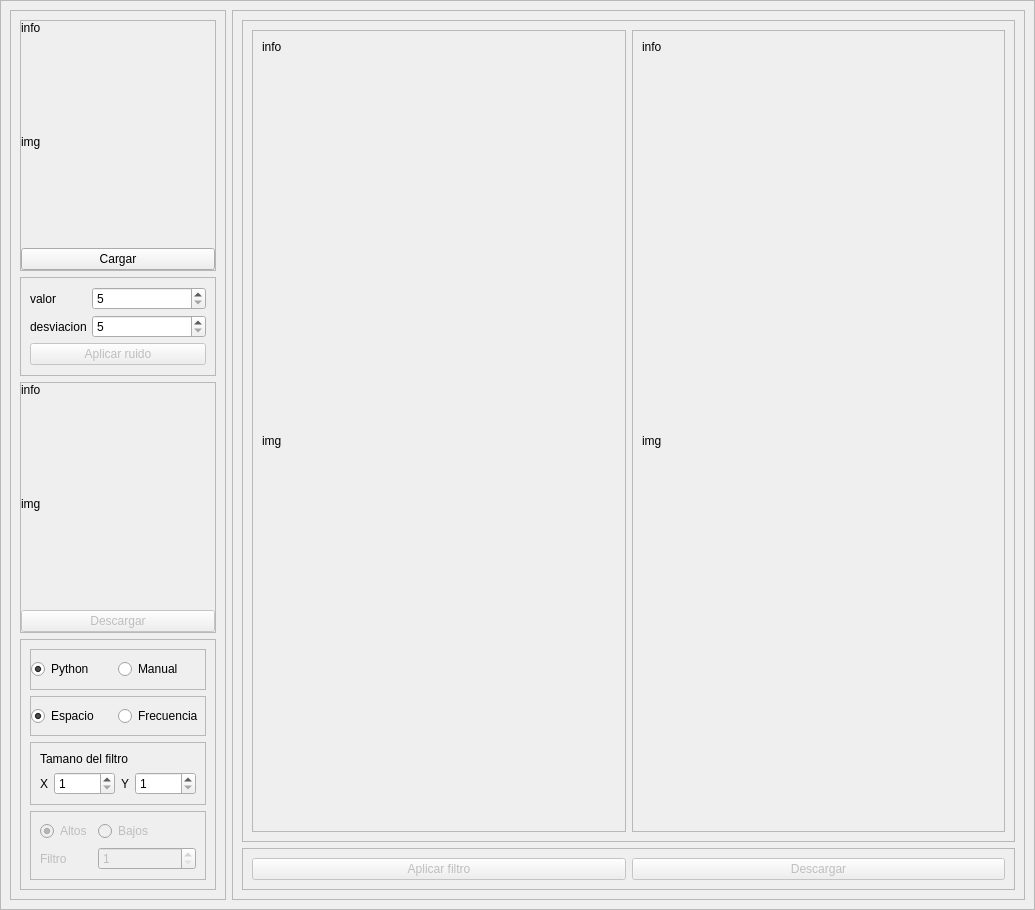
Before: the Qt Designer form gui2.ui in leninrkb/reduccion-de-ruido-con-python, drawn with Qt 5.
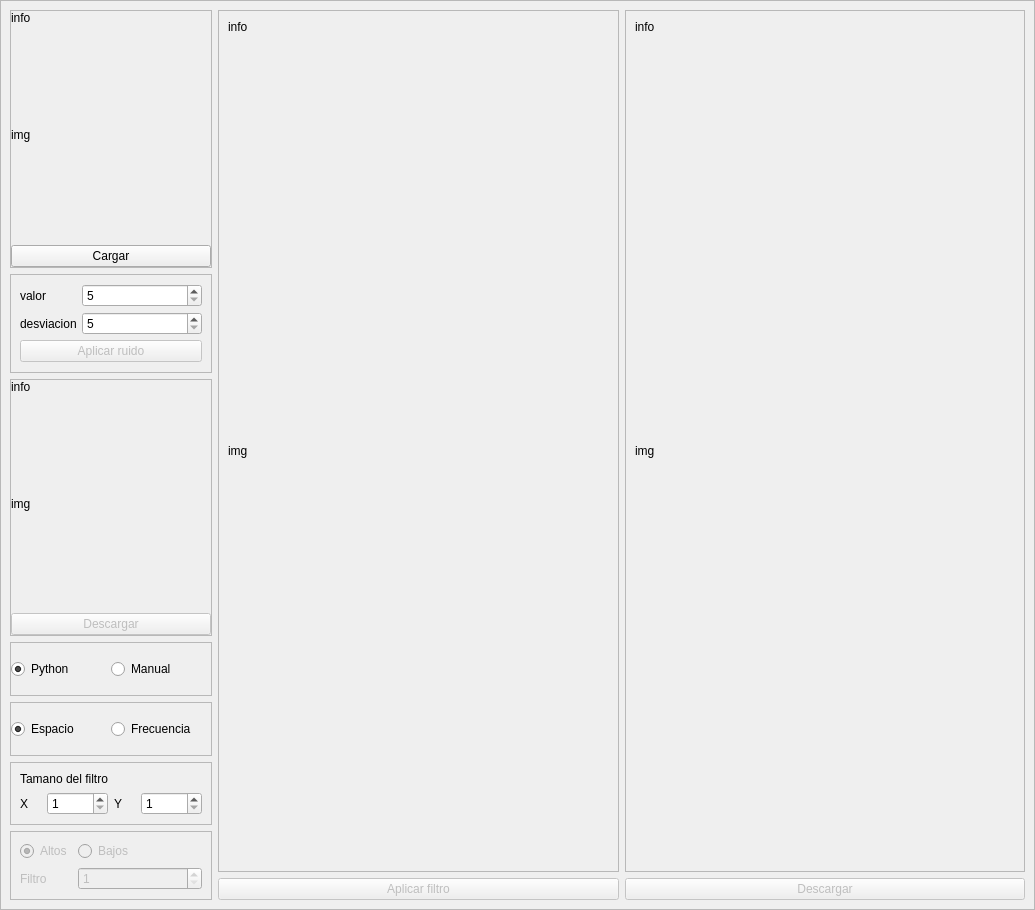
After: the same form once the commit is applied.

What changed in the file:
```diff
--- a/gui2.ui
+++ b/gui2.ui
@@ -42,12 +42,24 @@
        <item>
         <widget class="QFrame" name="frame_2">
          <property name="frameShape">
-          <enum>QFrame::StyledPanel</enum>
+          <enum>QFrame::NoFrame</enum>
          </property>
          <property name="frameShadow">
           <enum>QFrame::Raised</enum>
          </property>
          <layout class="QVBoxLayout" name="verticalLayout_5" stretch="1,0,1,1">
+          <property name="leftMargin">
+           <number>0</number>
+          </property>
+          <property name="topMargin">
+           <number>0</number>
+          </property>
+          <property name="rightMargin">
+           <number>0</number>
+          </property>
+          <property name="bottomMargin">
+           <number>0</number>
+          </property>
           <item>
            <widget class="QFrame" name="frame_6">
             <property name="frameShape">
@@ -221,12 +233,24 @@
           <item>
            <widget class="QFrame" name="frame_9">
             <property name="frameShape">
-             <enum>QFrame::StyledPanel</enum>
+             <enum>QFrame::NoFrame</enum>
             </property>
             <property name="frameShadow">
              <enum>QFrame::Raised</enum>
             </property>
             <layout class="QVBoxLayout" name="verticalLayout_8" stretch="0,0,0,0">
+             <property name="leftMargin">
+              <number>0</number>
+             </property>
+             <property name="topMargin">
+              <number>0</number>
+             </property>
+             <property name="rightMargin">
+              <number>0</number>
+             </property>
+             <property name="bottomMargin">
+              <number>0</number>
+             </property>
              <item>
               <widget class="QFrame" name="frame_10">
                <property name="frameShape">
@@ -429,21 +453,45 @@
        <item>
         <widget class="QFrame" name="frame_3">
          <property name="frameShape">
-          <enum>QFrame::StyledPanel</enum>
+          <enum>QFrame::NoFrame</enum>
          </property>
          <property name="frameShadow">
           <enum>QFrame::Raised</enum>
          </property>
          <layout class="QVBoxLayout" name="verticalLayout_2" stretch="1,0">
+          <property name="leftMargin">
+           <number>0</number>
+          </property>
+          <property name="topMargin">
+           <number>0</number>
+          </property>
+          <property name="rightMargin">
+           <number>0</number>
+          </property>
+          <property name="bottomMargin">
+           <number>0</number>
+          </property>
           <item>
            <widget class="QFrame" name="frame_15">
             <property name="frameShape">
-             <enum>QFrame::StyledPanel</enum>
+             <enum>QFrame::NoFrame</enum>
             </property>
             <property name="frameShadow">
              <enum>QFrame::Raised</enum>
             </property>
             <layout class="QHBoxLayout" name="horizontalLayout_5">
+             <property name="leftMargin">
+              <number>0</number>
+             </property>
+             <property name="topMargin">
+              <number>0</number>
+             </property>
+             <property name="rightMargin">
+              <number>0</number>
+             </property>
+             <property name="bottomMargin">
+              <number>0</number>
+             </property>
              <item>
               <widget class="QFrame" name="frame_4">
                <property name="frameShape">
@@ -502,12 +550,24 @@
           <item>
            <widget class="QFrame" name="frame_14">
             <property name="frameShape">
-             <enum>QFrame::StyledPanel</enum>
+             <enum>QFrame::NoFrame</enum>
             </property>
             <property name="frameShadow">
              <enum>QFrame::Raised</enum>
             </property>
             <layout class="QHBoxLayout" name="horizontalLayout_4">
+             <property name="leftMargin">
+              <number>0</number>
+             </property>
+             <property name="topMargin">
+              <number>0</number>
+             </property>
+             <property name="rightMargin">
+              <number>0</number>
+             </property>
+             <property name="bottomMargin">
+              <number>0</number>
+             </property>
              <item>
               <widget class="QPushButton" name="pushButton_aplicar_filtro">
                <property name="enabled">
```
